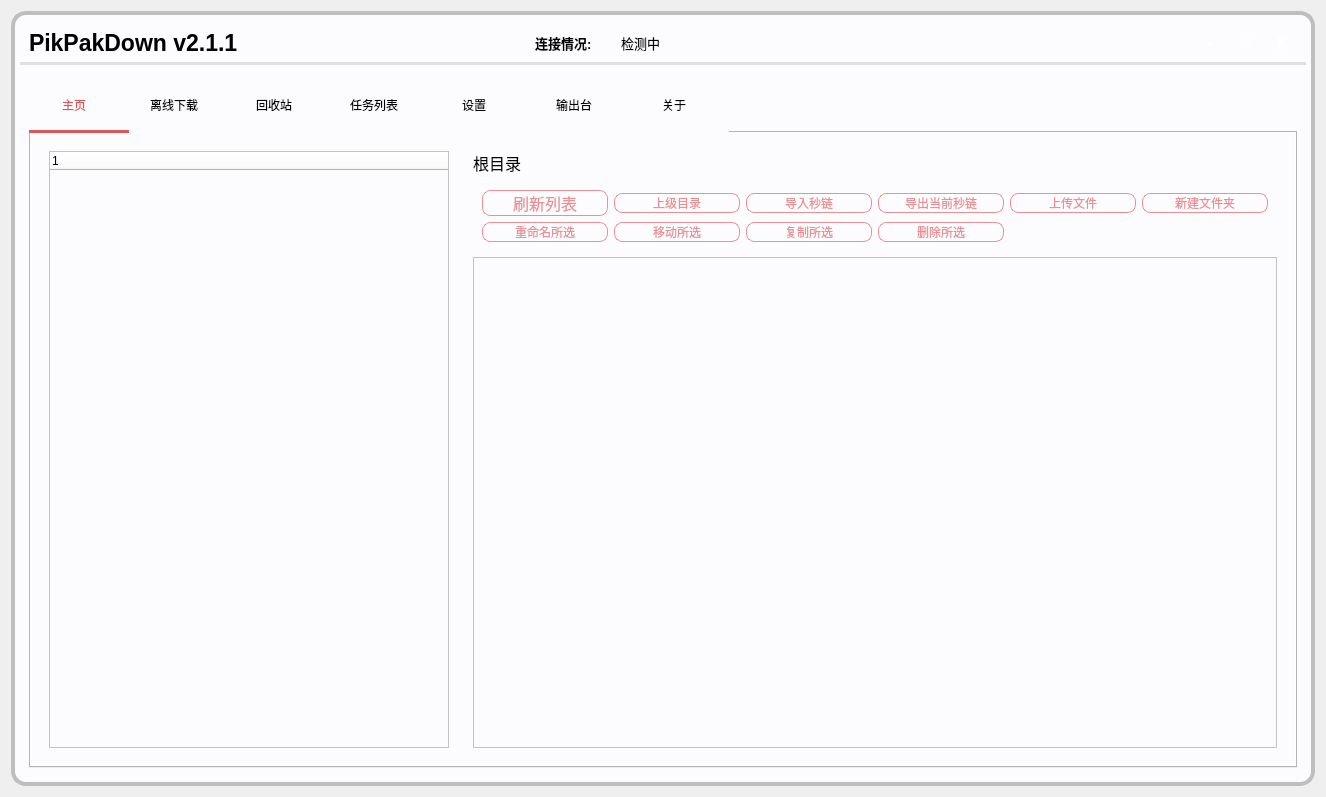
Before: the Qt Designer form need/yang.ui in 666wcy/pikpakdown, drawn with Qt 5.
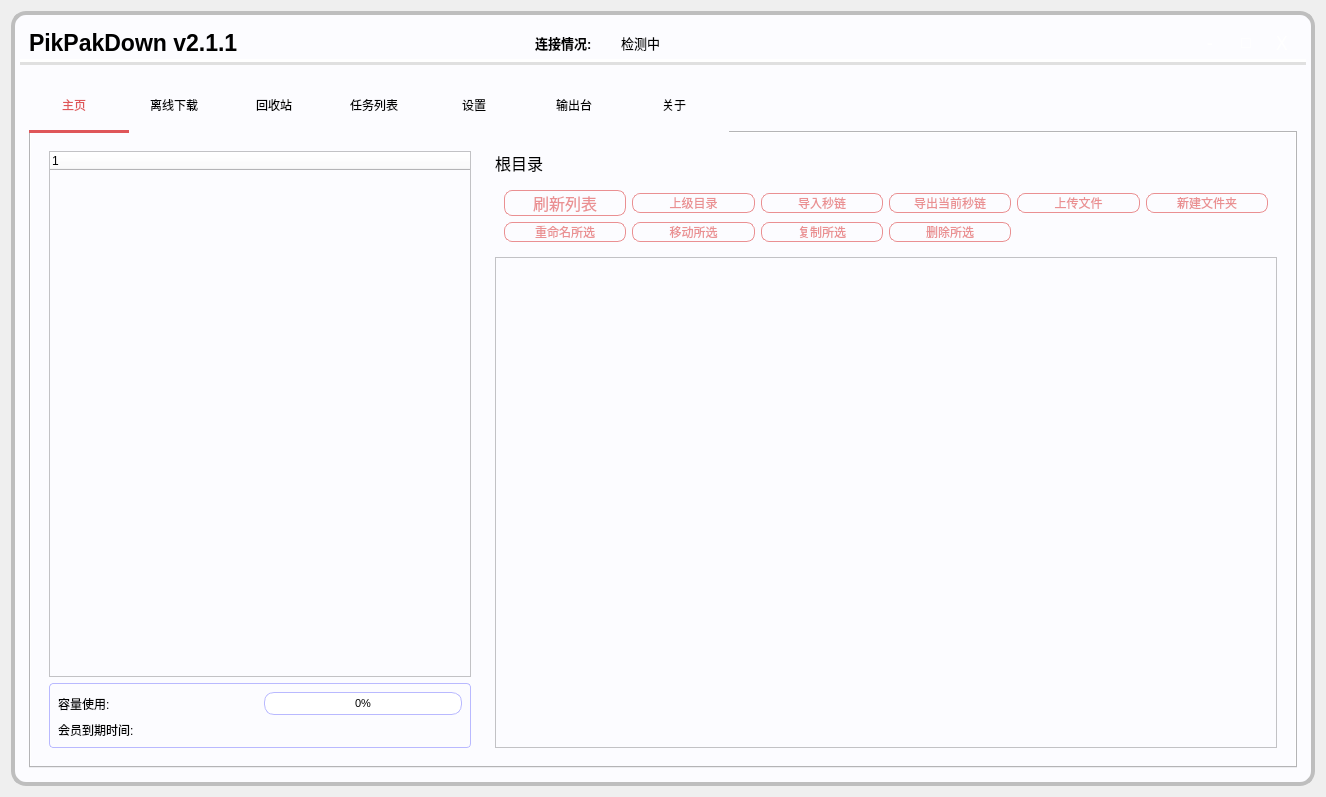
After: the same form once the commit is applied. Icons and pictures are not drawn.

What changed in the file:
```diff
--- a/need/yang.ui
+++ b/need/yang.ui
@@ -308,7 +308,7 @@
                   </property>
                   <property name="maximumSize">
                    <size>
-                    <width>700</width>
+                    <width>450</width>
                     <height>16777215</height>
                    </size>
                   </property>
@@ -416,6 +416,97 @@
                   </column>
                  </widget>
                 </item>
+                <item>
+                 <widget class="QWidget" name="widget_12" native="true">
+                  <property name="minimumSize">
+                   <size>
+                    <width>0</width>
+                    <height>0</height>
+                   </size>
+                  </property>
+                  <property name="maximumSize">
+                   <size>
+                    <width>450</width>
+                    <height>16777215</height>
+                   </size>
+                  </property>
+                  <property name="styleSheet">
+                   <string notr="true">.QWidget {
+border:1px solid #B9B9FF;
+border-radius:4px;
+}</string>
+                  </property>
+                  <layout class="QGridLayout" name="gridLayout_9">
+                   <item row="0" column="0">
+                    <widget class="QLabel" name="quota_label">
+                     <property name="minimumSize">
+                      <size>
+                       <width>200</width>
+                       <height>0</height>
+                      </size>
+                     </property>
+                     <property name="maximumSize">
+                      <size>
+                       <width>16777215</width>
+                       <height>16777215</height>
+                      </size>
+                     </property>
+                     <property name="font">
+                      <font>
+                       <pointsize>9</pointsize>
+                      </font>
+                     </property>
+                     <property name="text">
+                      <string>容量使用:</string>
+                     </property>
+                    </widget>
+                   </item>
+                   <item row="0" column="1">
+                    <widget class="QProgressBar" name="quate_progressBar">
+                     <property name="maximumSize">
+                      <size>
+                       <width>16777215</width>
+                       <height>16777215</height>
+                      </size>
+                     </property>
+                     <property name="font">
+                      <font>
+                       <pointsize>8</pointsize>
+                      </font>
+                     </property>
+                     <property name="styleSheet">
+                      <string notr="true">QProgressBar::chunk {   
+ background-color:rgb(58, 154, 255);
+border-radius:4px;
+}
+QProgressBar {   
+border:1px solid #B9B9FF;
+      background:white;
+      text-align:center;   /*文本的位置*/
+      color: black;  /*文本颜色*/
+border-radius:10px;
+}</string>
+                     </property>
+                     <property name="value">
+                      <number>0</number>
+                     </property>
+                    </widget>
+                   </item>
+                   <item row="2" column="0" colspan="2">
+                    <widget class="QLabel" name="vip_time_label">
+                     <property name="font">
+                      <font>
+                       <pointsize>9</pointsize>
+                      </font>
+                     </property>
+                     <property name="text">
+                      <string>会员到期时间:</string>
+                     </property>
+                    </widget>
+                   </item>
+                  </layout>
+                 </widget>
+                </item>
                </layout>
               </widget>
              </item>
```
